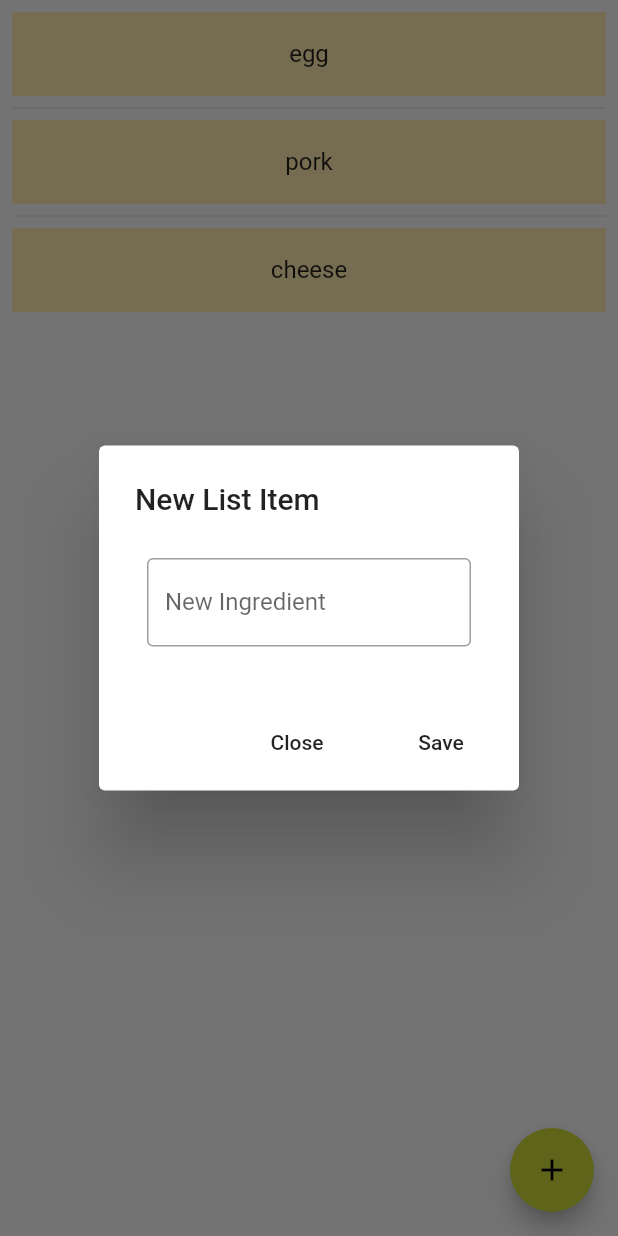
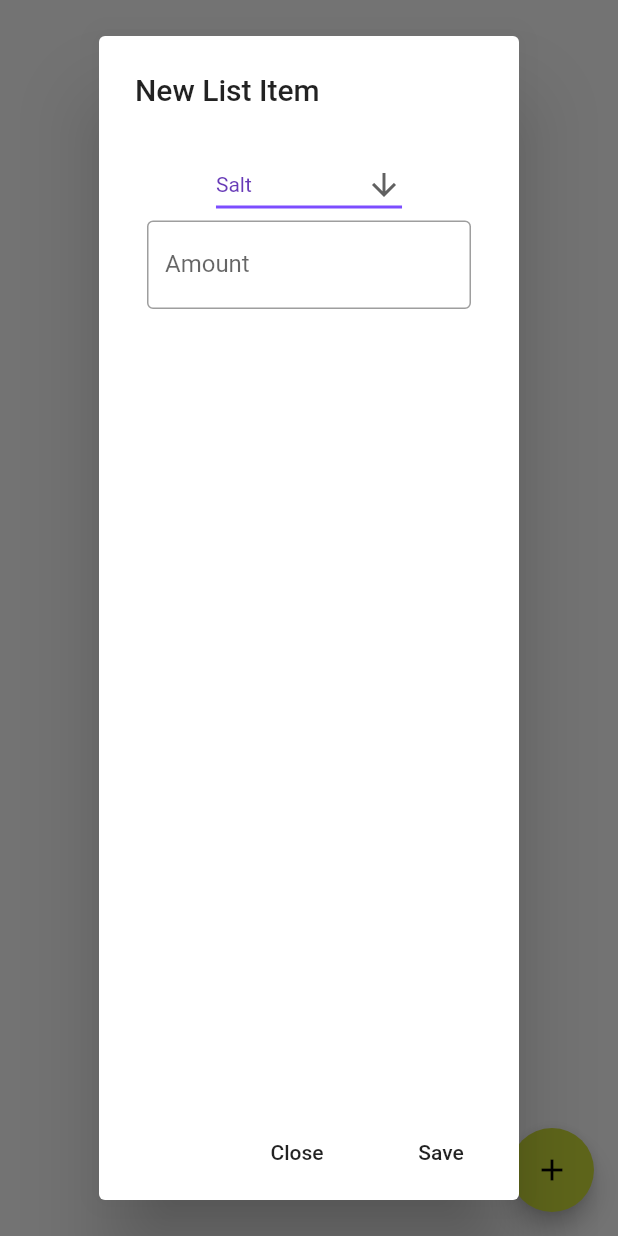
Before and after one commit to lukas-becker/food_app, a Flutter app: the Pantry screen opened directly, after a tap on the "add" icon, on a phone screen of 412 x 824 dp. Run offline on Flutter 3.47's test engine with Material 2 defaults, Android fonts, the phone set to English and light mode, and no system bars; our stand-ins replace sqflite; accounts and stored records are empty; network calls fail.

Commit message:
PersistentPantry

```diff
--- a/lib/tabs/pantryWidget.dart
+++ b/lib/tabs/pantryWidget.dart
@@ -1,9 +1,14 @@
 import 'package:flutter/material.dart';
+import 'package:path/path.dart' as Path;
+import 'package:sqflite/sqflite.dart';
 
 //First Tab - Pantry
 class PantryWidget extends StatelessWidget {
+
   @override
-  Widget build(BuildContext context) {
+  Widget build(BuildContext context){
+    WidgetsFlutterBinding.ensureInitialized();
+
     return MaterialApp(
       debugShowCheckedModeBanner: false,
       theme: ThemeData(
@@ -22,14 +27,40 @@ class Pantry extends StatefulWidget{
 }
 
 class _PantryState extends State<Pantry> {
-  final List<String> entries = <String>['egg', 'pork', 'cheese'];
+  List<Ingredient> ingredients = new List();
+
+  Future<Database> database = getDatabasesPath().then((String path) {
+    return openDatabase(
+      Path.join(path, 'food_app_database.db'),
+      onCreate: (db, version) {
+        return db.execute(
+          "CREATE TABLE ingredient(id INTEGER PRIMARY KEY, name TEXT, amount INTEGER); INSERT INTO ingredient VALUES(1,'Salt',5); INSERT INTO ingredient VALUES(2,'Pepper',5);",
+        );
+      },
+      version: 3,
+    );
+  });
+
+  //final Map<String, int> ingredients = {'Salt':1, 'Pepper':1,'Milk':5};
+  final List<String> entries = <String>['Salt','Pepper','Olive oil','Vegetable oil','flour','Chicken stock','Chicken broth','Beef stock',
+    'Beef broth','Tomato sauce','Tomato paste','Tuna','Pasta','Rice','Lentils','Onions','Garlic','Vinegar','Soy sauce','basil','Cayenne pepper',
+    'Chili powder','Cumin','Cinnamon','Garlic powder','Oregano','Paprika','Eggs','Milk','Butter','margarine','Ketchup','Mayonnaise','cheese','corn',
+    'spinach','peas','Chicken breast','Capers','horseradish','Almond','Cornstarch','sugar','Honey','mustard'];
 
   var tController = new TextEditingController();
 
   @override
   void initState() {
+    getIngredients().then((value) => ingredientsFinished(value));
     super.initState();
 
+  }
+
+  List<Ingredient> ingredientsFinished(List<Ingredient> ingr){
+    setState(() {
+      ingredients = ingr;
+    });
+    return ingr;
   }
 
   @override
@@ -39,13 +70,18 @@ class _PantryState extends State<Pantry> {
         body: Center(
           child: ListView.separated(
             padding: const EdgeInsets.all(8),
-            itemCount: entries.length,
+            itemCount: ingredients.length,
             separatorBuilder: (BuildContext context, int index) => Divider(),
             itemBuilder: (BuildContext context, int index) {
               return ListTile(
                 tileColor: Colors.amber[100],
-                title: Center(
-                  child: Text(entries[index])
+                title: Row(
+                  mainAxisAlignment: MainAxisAlignment.spaceBetween,
+                  children: [
+                    IconButton(icon: Icon(Icons.remove), onPressed: (){setState(() {ingredients[index].amount -= 1; updateIngredient(ingredients[index]); if(ingredients[index].amount == 0) ingredients.remove(ingredients[index]); });}),
+                    Text(ingredients[index].name + " : " + ingredients[index].amount.toString()),
+                    IconButton(icon: Icon(Icons.add), onPressed: (){/*setState(() {ingredients.update(keys[index], (value) => value += 1);});*/}),
+                  ]
                   ),
                 onLongPress: () => _askForDelete(index),
               );
@@ -60,9 +96,54 @@ class _PantryState extends State<Pantry> {
     );
   }
 
+  Future<List<Ingredient>> getIngredients() async {
+    // Get a reference to the database.
+    final Database db = await database;
+
+    // Query the table for all The Dogs.
+    final List<Map<String, dynamic>> maps = await db.query('ingredient', where: 'amount > 0');
+
+    // Convert the List<Map<String, dynamic> into a List<Dog>.
+    return List.generate(maps.length, (i) {
+      return Ingredient(
+        id: maps[i]['id'],
+        name: maps[i]['name'],
+        amount: maps[i]['amount'],
+      );
+    });
+  }
+
+  Future<void> insertIngredient(Ingredient ingredient) async {
+    // Get a reference to the database.
+    final Database db = await database;
+
+    await db.insert(
+      'ingredient',
+      ingredient.toMap(),
+      conflictAlgorithm: ConflictAlgorithm.replace,
+    );
+  }
+
+  Future<void> updateIngredient(Ingredient ingredient) async {
+    // Get a reference to the database.
+    final db = await database;
+
+    // Update the given Dog.
+    await db.update(
+      'ingredient',
+      ingredient.toMap(),
+      // Ensure that the Dog has a matching id.
+      where: "id = ?",
+      // Pass the Dog's id as a whereArg to prevent SQL injection.
+      whereArgs: [ingredient.id],
+    );
+  }
+
   void _addItem() {
 
-  String newItem;
+  String newAmount;
+  int amount;
+  String dropdownValue = entries[0];
 
   showDialog(
       context: context,
@@ -74,13 +155,29 @@ class _PantryState extends State<Pantry> {
               Expanded(child:
                 Padding(
                   padding: const EdgeInsets.all(8.0),
-                  child: TextField(
-                    controller: tController,
-                    decoration: InputDecoration(
-                      border: OutlineInputBorder(),
-                      labelText: 'New Ingredient',
-                    ),
-                  ),
+                  child: Column(
+                    children: [
+                      DropdownButton(
+                          value: dropdownValue,
+                          icon: Icon(Icons.arrow_downward),
+                          iconSize: 24,
+                          elevation: 16,
+                          style: TextStyle(color: Colors.deepPurple),
+                          underline: Container(
+                            height: 2,
+                            color: Colors.deepPurpleAccent,
+                          ),
+                          items: entries.map<DropdownMenuItem<String>>((String value) {return DropdownMenuItem<String>(value: value,child: Text(value),);}).toList(),
+                          onChanged: (String newValue) {setState(() {dropdownValue = newValue;});},
+                      ),
+                      TextField(
+                      controller: tController,
+                      decoration: InputDecoration(
+                        border: OutlineInputBorder(),
+                        labelText: 'Amount',
+                      ),
+                    ),]
+                  )
                 )
               ),
               ],
@@ -95,7 +192,9 @@ class _PantryState extends State<Pantry> {
             FlatButton(
             child: Text("Save"),
             onPressed: (){
-              newItem = tController.text;
+              amount = null;
+              newAmount = tController.text;
+              amount = int.tryParse(newAmount);
               Navigator.of(context).pop();
             },
             ),
@@ -103,10 +202,14 @@ class _PantryState extends State<Pantry> {
           ],
         );
       }
-  ).then((value) => setState(() {
-    if(newItem != null)
-      entries.insert(entries.length,newItem);
-    }));
+  ).then((value)  => insertFromDropdown(ingredients.length + 1, dropdownValue, amount));
+  }
+
+  Future<void> insertFromDropdown(int id, String name, int amount) async{
+    if(amount != Null) {
+      final ing = Ingredient(id: id, name: name, amount: amount);
+      insertIngredient(ing).whenComplete(() => initState());
+    }
   }
 
   void _askForDelete(int index) {
@@ -144,5 +247,25 @@ class _PantryState extends State<Pantry> {
   }
 }
 
+class Ingredient {
+  final int id;
+  final String name;
+  int amount;
+
+  Ingredient({this.id, this.name, this.amount});
+
+  void updateAmount(int newAmount){
+    amount = newAmount;
+  }
+
+  Map<String, dynamic> toMap() {
+    return {
+      'id': id,
+      'name': name,
+      'amount': amount,
+    };
+  }
+}
+
 
 //End of Pantry
--- a/pubspec.yaml
+++ b/pubspec.yaml
@@ -25,6 +25,8 @@ dependencies:
     sdk: flutter
   http: ^0.12.2
   url_launcher: '5.7.8'
+  sqflite: ^1.3.0
+  path: ^1.7.0
 
 
   # The following adds the Cupertino Icons font to your application.
```
Also changed, not shown: pubspec.lock.
